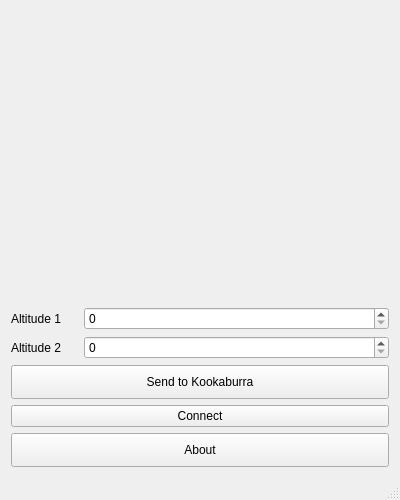
The window that FlightPlanner/src/mainwindow.ui (VvWijhe/kookaburra) describes before a commit, drawn with Qt 5.
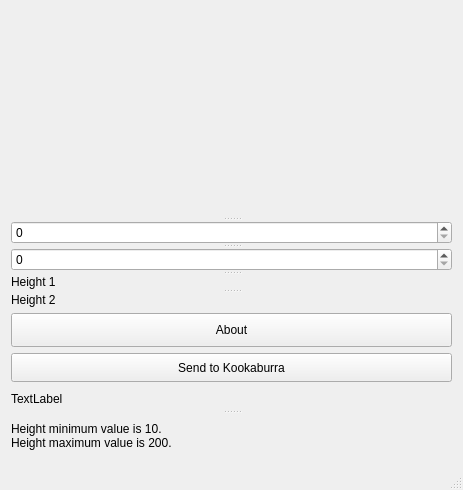
The same window after the commit. Icons and pictures are not drawn.

Diff of the .ui file:
```diff
--- a/FlightPlanner/src/mainwindow.ui
+++ b/FlightPlanner/src/mainwindow.ui
@@ -6,22 +6,10 @@
    <rect>
     <x>0</x>
     <y>0</y>
-    <width>400</width>
-    <height>500</height>
+    <width>463</width>
+    <height>490</height>
    </rect>
   </property>
-  <property name="minimumSize">
-   <size>
-    <width>400</width>
-    <height>500</height>
-   </size>
-  </property>
-  <property name="maximumSize">
-   <size>
-    <width>400</width>
-    <height>500</height>
-   </size>
-  </property>
   <property name="windowTitle">
    <string>MainWindow</string>
   </property>
@@ -47,88 +35,67 @@
      </widget>
     </item>
     <item>
-     <layout class="QHBoxLayout" name="horizontalLayout_2">
-      <property name="topMargin">
-       <number>0</number>
+     <widget class="QSplitter" name="splitter_5">
+      <property name="orientation">
+       <enum>Qt::Vertical</enum>
       </property>
-      <item>
-       <widget class="QLabel" name="label_2">
-        <property name="maximumSize">
-         <size>
-          <width>67</width>
-          <height>16777215</height>
-         </size>
-        </property>
-        <property name="text">
-         <string>Altitude 1</string>
+      <widget class="QSplitter" name="splitter_2">
+       <property name="orientation">
+        <enum>Qt::Vertical</enum>
+       </property>
+       <widget class="QSplitter" name="splitter">
+        <property name="orientation">
+         <enum>Qt::Vertical</enum>
         </property>
        </widget>
-      </item>
-      <item>
-       <widget class="QSpinBox" name="Height2"/>
-      </item>
-     </layout>
-    </item>
-    <item>
-     <layout class="QHBoxLayout" name="horizontalLayout">
-      <property name="topMargin">
-       <number>0</number>
-      </property>
-      <item>
+      </widget>
+      <widget class="QSpinBox" name="Height1">
+       <property name="maximumSize">
+        <size>
+         <width>16777215</width>
+         <height>34</height>
+        </size>
+       </property>
+       <property name="maximum">
+        <number>200</number>
+       </property>
+       <property name="value">
+        <number>0</number>
+       </property>
+      </widget>
+      <widget class="QSpinBox" name="Height2">
+       <property name="maximumSize">
+        <size>
+         <width>16777215</width>
+         <height>34</height>
+        </size>
+       </property>
+       <property name="maximum">
+        <number>200</number>
+       </property>
+      </widget>
+      <widget class="QSplitter" name="splitter_4">
+       <property name="orientation">
+        <enum>Qt::Vertical</enum>
+       </property>
        <widget class="QLabel" name="label">
-        <property name="minimumSize">
-         <size>
-          <width>0</width>
-          <height>0</height>
-         </size>
+        <property name="text">
+         <string>Height 1</string>
         </property>
-        <property name="maximumSize">
-         <size>
-          <width>67</width>
-          <height>16777215</height>
-         </size>
-        </property>
+       </widget>
+       <widget class="QLabel" name="label_2">
         <property name="text">
-         <string>Altitude 2</string>
+         <string>Height 2</string>
         </property>
        </widget>
-      </item>
-      <item>
-       <widget class="QSpinBox" name="Height1"/>
-      </item>
-     </layout>
+      </widget>
+     </widget>
     </item>
     <item>
      <layout class="QVBoxLayout" name="verticalLayout">
       <property name="sizeConstraint">
-       <enum>QLayout::SetFixedSize</enum>
+       <enum>QLayout::SetNoConstraint</enum>
       </property>
-      <item>
-       <widget class="QPushButton" name="pushButton_3">
-        <property name="minimumSize">
-         <size>
-          <width>280</width>
-          <height>0</height>
-         </size>
-        </property>
-        <property name="maximumSize">
-         <size>
-          <width>16777215</width>
-          <height>34</height>
-         </size>
-        </property>
-        <property name="text">
-         <string>Send to Kookaburra</string>
-        </property>
-       </widget>
-      </item>
-      <item>
-       <widget class="QPushButton" name="connectButton">
-        <property name="text">
-         <string>Connect</string>
-        </property>
-       </widget>
-      </item>
       <item>
        <widget class="QSplitter" name="splitter_3">
         <property name="orientation">
@@ -147,8 +114,39 @@
         </widget>
        </widget>
       </item>
+      <item>
+       <widget class="QPushButton" name="pushButton_3">
+        <property name="maximumSize">
+         <size>
+          <width>16777215</width>
+          <height>34</height>
+         </size>
+        </property>
+        <property name="text">
+         <string>Send to Kookaburra</string>
+        </property>
+       </widget>
+      </item>
      </layout>
     </item>
+    <item>
+     <widget class="QSplitter" name="splitter_6">
+      <property name="orientation">
+       <enum>Qt::Vertical</enum>
+      </property>
+      <widget class="QLabel" name="Serialconnectedlabel">
+       <property name="text">
+        <string>TextLabel</string>
+       </property>
+      </widget>
+      <widget class="QLabel" name="label_3">
+       <property name="text">
+        <string>Height minimum value is 10.
+Height maximum value is 200.</string>
+       </property>
+      </widget>
+     </widget>
+    </item>
    </layout>
   </widget>
   <widget class="QMenuBar" name="menuBar">
```
Left out of the diff: 2 changed lines with no effect on the pictures.
